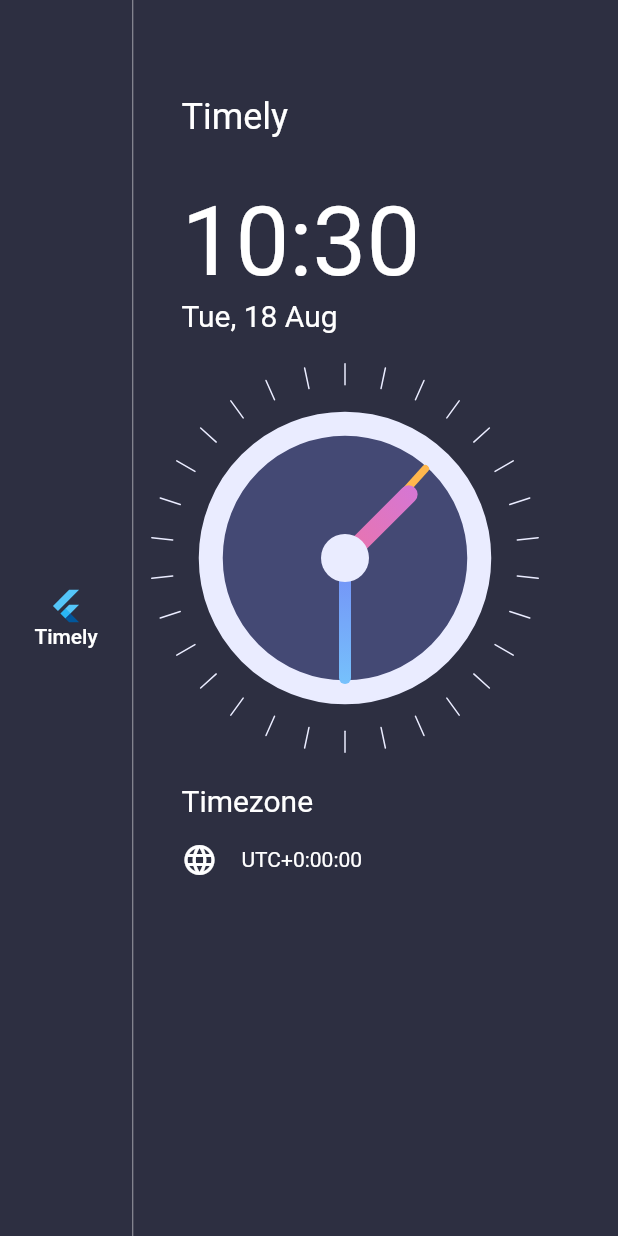
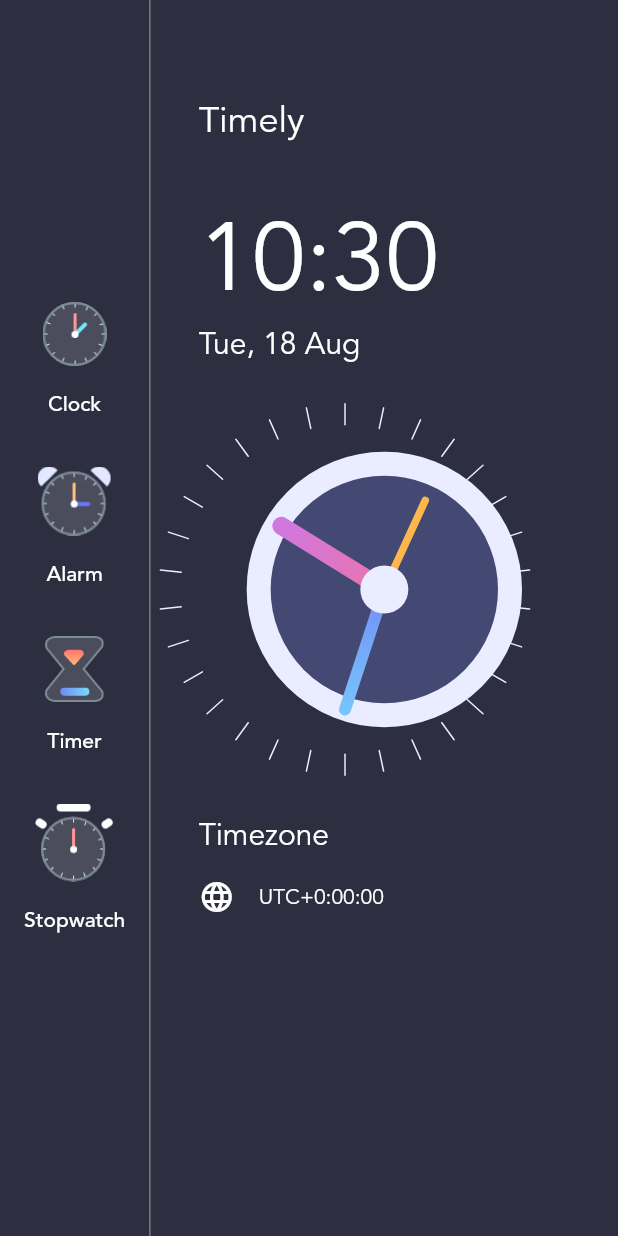
Before and after one commit to KevinApodaca/Timely, a Flutter app: the screen it shows after launch, on a phone screen of 412 x 824 dp. Run offline on Flutter 3.47's test engine with Material 2 defaults, Android fonts, the phone set to English and light mode, and no system bars.

Commit message:
custom assets and fonts

```diff
--- a/lib/views/homepage.dart
+++ b/lib/views/homepage.dart
@@ -17,7 +17,6 @@ class _HomePageState extends State<HomePage> {
     var offsetSign = '';
 
     if (!timeZoneString.startsWith('-')) offsetSign = '+';
-    print(timeZoneString);
 
     return Scaffold(
       backgroundColor: Color(0xFF2D2F41),
@@ -26,18 +25,10 @@ class _HomePageState extends State<HomePage> {
           Column(
             mainAxisAlignment: MainAxisAlignment.center,
             children: <Widget>[
-              FlatButton(
-                onPressed: () {},
-                child: Column(
-                  children: <Widget>[
-                    FlutterLogo(),
-                    Text(
-                      'Timely',
-                      style: TextStyle(color: Colors.white, fontSize: 14),
-                    ),
-                  ],
-                ),
-              ),
+              buildMenuButton('Clock', 'assets/clock_icon.png'),
+              buildMenuButton('Alarm', 'assets/alarm_icon.png'),
+              buildMenuButton('Timer', 'assets/timer_icon.png'),
+              buildMenuButton('Stopwatch', 'assets/stopwatch_icon.png'),
             ],
           ),
           VerticalDivider(
@@ -52,23 +43,35 @@ class _HomePageState extends State<HomePage> {
                 children: <Widget>[
                   Text(
                     'Timely',
-                    style: TextStyle(color: Colors.white, fontSize: 24),
+                    style: TextStyle(
+                        fontFamily: 'avenir',
+                        color: Colors.white,
+                        fontSize: 24),
                   ),
                   SizedBox(
                     height: 32,
                   ),
                   Text(
                     formattedTime,
-                    style: TextStyle(color: Colors.white, fontSize: 64),
+                    style: TextStyle(
+                        fontFamily: 'avenir',
+                        color: Colors.white,
+                        fontSize: 64),
                   ),
                   Text(
                     formattedDate,
-                    style: TextStyle(color: Colors.white, fontSize: 20),
+                    style: TextStyle(
+                        fontFamily: 'avenir',
+                        color: Colors.white,
+                        fontSize: 20),
                   ),
                   ClockView(),
                   Text(
                     'Timezone',
-                    style: TextStyle(color: Colors.white, fontSize: 20),
+                    style: TextStyle(
+                        fontFamily: 'avenir',
+                        color: Colors.white,
+                        fontSize: 20),
                   ),
                   SizedBox(
                     height: 16,
@@ -84,7 +87,10 @@ class _HomePageState extends State<HomePage> {
                       ),
                       Text(
                         'UTC' + offsetSign + timeZoneString,
-                        style: TextStyle(color: Colors.white, fontSize: 14),
+                        style: TextStyle(
+                            fontFamily: 'avenir',
+                            color: Colors.white,
+                            fontSize: 14),
                       ),
                     ],
                   )
@@ -96,4 +102,27 @@ class _HomePageState extends State<HomePage> {
       ),
     );
   }
+
+  Padding buildMenuButton(String title, String image) {
+    return Padding(
+      padding: const EdgeInsets.symmetric(vertical: 16.0),
+      child: FlatButton(
+        onPressed: () {},
+        child: Column(
+          children: <Widget>[
+            Image.asset(
+              image,
+              scale: 1.5,
+            ),
+            SizedBox(height: 16),
+            Text(
+              title ?? '',
+              style: TextStyle(
+                  fontFamily: 'avenir', color: Colors.white, fontSize: 14),
+            ),
+          ],
+        ),
+      ),
+    );
+  }
 }
--- a/lib/widgets/clock_widget.dart
+++ b/lib/widgets/clock_widget.dart
@@ -35,10 +35,13 @@ class _ClockViewState extends State<ClockView> {
 class ClockPainter extends CustomPainter {
   var dateTime = DateTime.now();
 
+  //60 sec - 360, 1 sec - 6degree
+  //12 hours  - 360, 1 hour - 30degrees, 1 min - 0.5degrees
+
   @override
   void paint(Canvas canvas, Size size) {
     var centerX = size.width / 2;
-    var centerY = size.width / 2;
+    var centerY = size.height / 2;
     var center = Offset(centerX, centerY);
     var radius = min(centerX, centerY);
 
@@ -80,22 +83,19 @@ class ClockPainter extends CustomPainter {
     canvas.drawCircle(center, radius - 40, fillBrush);
     canvas.drawCircle(center, radius - 40, outlineBrush);
 
-    /* Doing the math for calculating seconds radius */
-    var secHandX = centerX + 80 * cos(dateTime.second * 6 * pi / 180);
-    var secHandY = centerX + 80 * sin(dateTime.second * 6 * pi / 180);
-    canvas.drawLine(center, Offset(secHandX, secHandY), secHandBrush);
+    var hourHandX = centerX +
+        60 * cos((dateTime.hour * 30 + dateTime.minute * 0.5) * pi / 180);
+    var hourHandY = centerX +
+        60 * sin((dateTime.hour * 30 + dateTime.minute * 0.5) * pi / 180);
+    canvas.drawLine(center, Offset(hourHandX, hourHandY), hourHandBrush);
 
-    /* Doing the math for calculating minute radius */
     var minHandX = centerX + 80 * cos(dateTime.minute * 6 * pi / 180);
     var minHandY = centerX + 80 * sin(dateTime.minute * 6 * pi / 180);
     canvas.drawLine(center, Offset(minHandX, minHandY), minHandBrush);
 
-    /* Doing the math for calculating hour radius */
-    var hourHandX = centerX +
-        60 * cos((dateTime.hour * 30 + dateTime.minute * 0.5) * pi / 180);
-    var hourHandY = centerX +
-        60 * cos((dateTime.hour * 30 + dateTime.minute * 0.5) * pi / 180);
-    canvas.drawLine(center, Offset(hourHandX, hourHandY), hourHandBrush);
+    var secHandX = centerX + 80 * cos(dateTime.second * 6 * pi / 180);
+    var secHandY = centerX + 80 * sin(dateTime.second * 6 * pi / 180);
+    canvas.drawLine(center, Offset(secHandX, secHandY), secHandBrush);
 
     canvas.drawCircle(center, 16, centerFillBrush);
 
```
Also changed, not shown: pubspec.yaml (+12 -9 lines), assets/add_alarm.png (added), assets/alarm_icon.png (added), assets/clock_icon.png (added), assets/fonts/Avenir-Book.ttf (added), assets/fonts/Avenir-Heavy.ttf (added), assets/fonts/Avenir-Light.ttf (added), assets/fonts/Avenir-Medium.ttf (added), assets/stopwatch_icon.png (added), assets/timer_icon.png (added), pubspec.lock.
